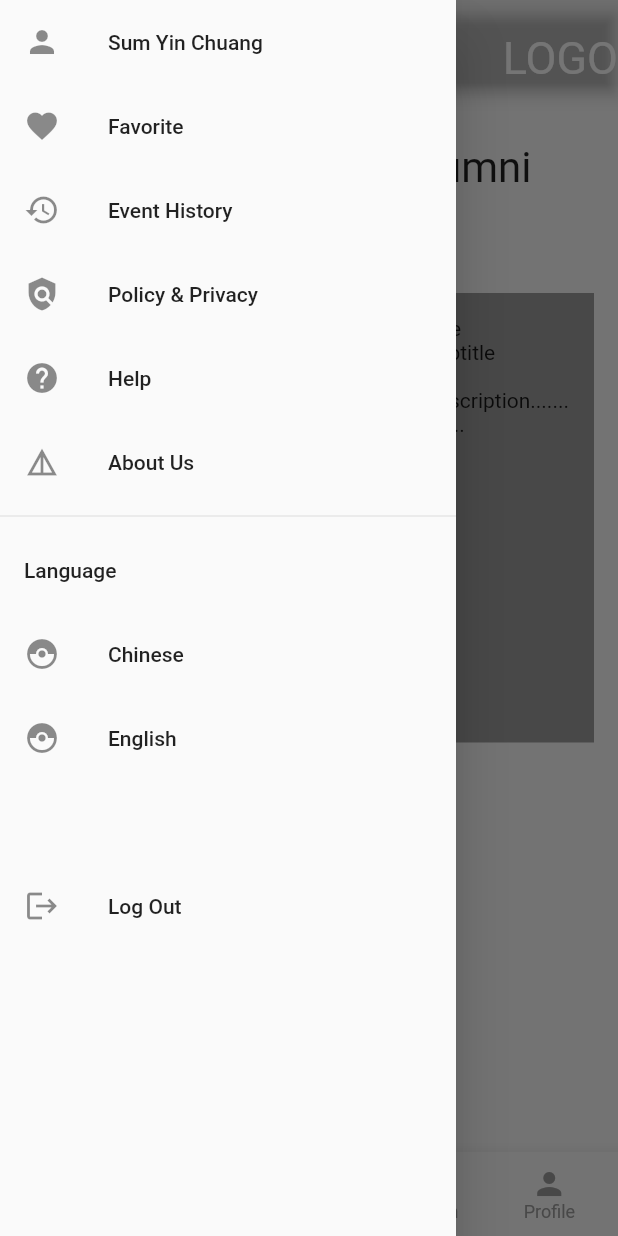
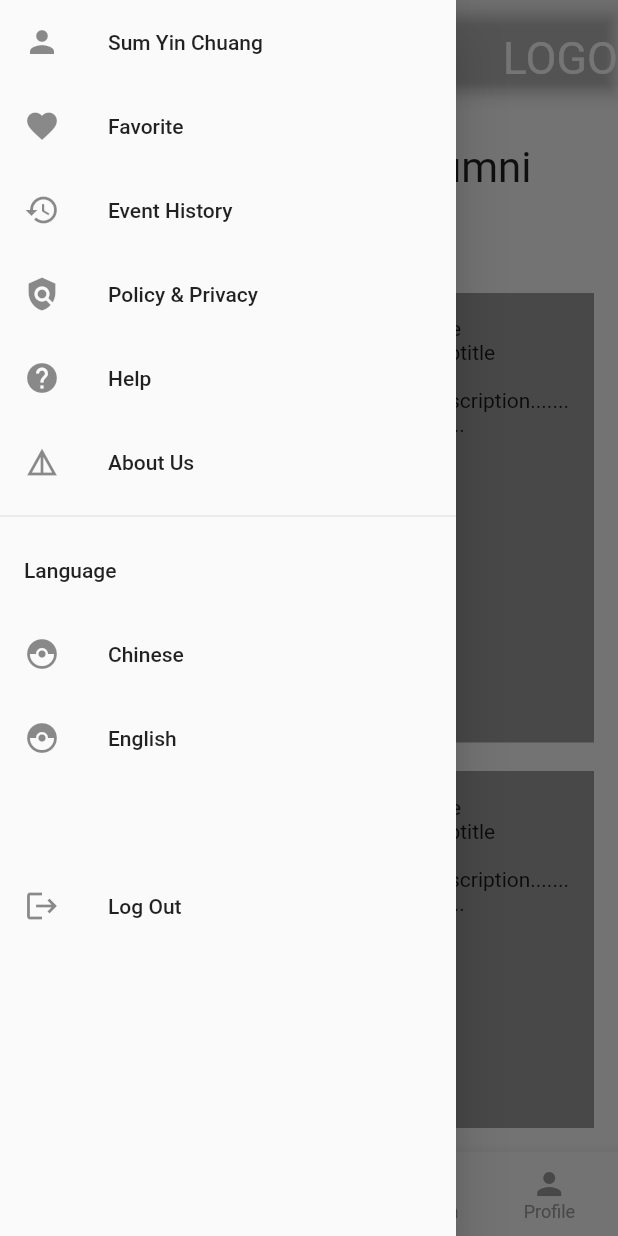
Before and after one commit to YuHuaAlumniDigital/yuhuaren-app, a Flutter app: the HomeScreen screen opened by its route, in the side drawer, after a tap on "SJKC", on a phone screen of 412 x 824 dp. Run offline on Flutter 3.47's test engine with Material 2 defaults, Android fonts, the phone set to English and light mode, and no system bars; our stand-ins replace calendar_date_picker2, flutter_otp_text_field, go_router; key blocks and very long unbroken strings in the code were emptied for the run.

Commit message:
home screen and activity screen skeleton

```diff
--- /dev/null
+++ b/lib/activity/activity.dart
@@ -0,0 +1,12 @@
+import 'package:flutter/material.dart';
+
+class ActivityScreen extends StatelessWidget {
+  const ActivityScreen({Key? key}) : super(key: key);
+
+  @override
+  Widget build(BuildContext context) {
+    return Scaffold(
+      body: Text('activity')
+    );
+  }
+}
--- /dev/null
+++ b/lib/activity/card.dart
@@ -0,0 +1,112 @@
+import 'dart:typed_data';
+
+import 'package:flutter/material.dart';
+
+class ActivityCard extends StatelessWidget {
+  final Uint8List data;
+
+  const ActivityCard({
+    super.key,
+    required this.data,
+  });
+
+  @override
+  Widget build(BuildContext context) {
+    return Container(
+      width: 250.0,
+      decoration: BoxDecoration(
+          borderRadius: BorderRadius.circular(12), color: Colors.grey),
+      child: Column(
+        children: [
+          ClipRRect(
+            borderRadius: BorderRadius.circular(12),
+            child: Image.memory(data),
+          ),
+          Padding(
+            padding: const EdgeInsets.all(8.0),
+            child: Column(
+              crossAxisAlignment: CrossAxisAlignment.start,
+              children: [
+                Padding(
+                  padding: EdgeInsets.fromLTRB(0, 0, 0, 8),
+                  child: Row(
+                    children: [
+                      Column(
+                        crossAxisAlignment: CrossAxisAlignment.start,
+                        children: [
+                          Text('title'),
+                          Text('subtitle'),
+                        ],
+                      ),
+                      Spacer(),
+                      ElevatedButton(onPressed: () {}, child: Text('SJKC'))
+                    ],
+                  ),
+                ),
+                Text('description.......\n'
+                    '.......'),
+              ],
+            ),
+          ),
+        ],
+      ),
+    );
+  }
+}
+
+class MinimizedActivityCard extends StatelessWidget {
+  final Uint8List data;
+
+  const MinimizedActivityCard({Key? key, required this.data}) : super(key: key);
+
+  @override
+  Widget build(BuildContext context) {
+    return Container(
+      // width: 250.0,
+      // height: 120,
+      constraints: BoxConstraints(maxHeight: 120, maxWidth: 250),
+      decoration: BoxDecoration(
+        borderRadius: BorderRadius.circular(12),
+        color: Colors.grey,
+      ),
+      child: Row(
+        children: [
+          Column(
+            mainAxisSize: MainAxisSize.min,
+            crossAxisAlignment: CrossAxisAlignment.start,
+            children: [
+              Text("Drawing Competition"),
+              Text('13/3/2023'),
+              Text('Sunday 10:00am'),
+              Container(
+                decoration: BoxDecoration(
+                  borderRadius: BorderRadius.circular(12),
+                  color: Colors.red,
+                ),
+                child: Padding(
+                  padding:
+                      const EdgeInsets.symmetric(vertical: 8, horizontal: 15.0),
+                  child: Text('You missed it!'),
+                ),
+              )
+            ],
+          ),
+          Container(
+            width: 110,
+            height: 130,
+            decoration: BoxDecoration(
+              borderRadius: BorderRadius.circular(12),
+              color: Colors.red,
+            ),
+            child: ClipRRect(
+                borderRadius: BorderRadius.circular(12),
+                child: Image.memory(
+                  data,
+                  fit: BoxFit.cover,
+                )),
+          ),
+        ],
+      ),
+    );
+  }
+}
--- a/lib/home/home.dart
+++ b/lib/home/home.dart
@@ -4,7 +4,8 @@ import 'package:flutter/material.dart';
 import 'package:yuhuaren_app/home/drawer.dart';
 
 import '../navigation/buttom_nav_bar.dart';
-import 'activity/filter.dart';
+import '../activity/card.dart';
+import '../activity/filter.dart';
 
 class HomeScreen extends StatelessWidget {
   const HomeScreen({Key? key}) : super(key: key);
@@ -34,8 +35,7 @@ class HomeScreen extends StatelessWidget {
       drawer: HomeDrawer(),
       body: Padding(
         padding: const EdgeInsets.all(16.0),
-        child: Column(
-          crossAxisAlignment: CrossAxisAlignment.start,
+        child: ListView(
           children: [
             Text(
               'Hi, Yin Chuang Sum',
@@ -55,43 +55,40 @@ class HomeScreen extends StatelessWidget {
               child: ListView.separated(
                   scrollDirection: Axis.horizontal,
                   itemCount: 10,
-                  itemBuilder: (BuildContext context, int index) => Container(
-                        width: 250.0,
-                        decoration: BoxDecoration(
-                            borderRadius: BorderRadius.circular(12),
-                            color: Colors.grey),
-                        child: Column(
-                          children: [
-                            Image.memory(data),
-                            Padding(
-                              padding: const EdgeInsets.all(8.0),
-                              child: Column(
-                                crossAxisAlignment: CrossAxisAlignment.start,
-                                children: [
-                                  Padding(
-                                    padding: EdgeInsets.fromLTRB(0,0,0,8),
-                                    child: Row(
-                                      children: [
-                                        Column(
-                                          crossAxisAlignment: CrossAxisAlignment.start,
-                                          children: [
-                                            Text('title'),
-                                            Text('subtitle'),
-                                          ],
-                                        ),
-                                        Spacer(),
-                                        ElevatedButton(onPressed: () {}, child: Text('SJKC'))
-                                      ],
-                                    ),
-                                  ),
-                                  Text('description.......\n'
-                                      '.......'),
-                                ],
-                              ),
-                            ),
-                          ],
-                        ),
-                      ),
+                  itemBuilder: (BuildContext context, int index) =>
+                      ActivityCard(data: data),
+                  separatorBuilder: (BuildContext context, int index) =>
+                      SizedBox(
+                        width: 10,
+                      )),
+            ),
+            Text(
+              'Joined Events',
+              style: TextStyle(fontSize: 16),
+            ),
+            Container(
+              height: 300,
+              child: ListView.separated(
+                  scrollDirection: Axis.horizontal,
+                  itemCount: 10,
+                  itemBuilder: (BuildContext context, int index) =>
+                      ActivityCard(data: data),
+                  separatorBuilder: (BuildContext context, int index) =>
+                      SizedBox(
+                        width: 10,
+                      )),
+            ),
+            Text(
+              'Past Events',
+              style: TextStyle(fontSize: 16),
+            ),
+            Container(
+              height: 130,
+              child: ListView.separated(
+                  scrollDirection: Axis.horizontal,
+                  itemCount: 10,
+                  itemBuilder: (BuildContext context, int index) =>
+                      MinimizedActivityCard(data: data),
                   separatorBuilder: (BuildContext context, int index) =>
                       SizedBox(
                         width: 10,
--- a/lib/main.dart
+++ b/lib/main.dart
@@ -10,6 +10,8 @@ import 'package:yuhuaren_app/register/register.dart';
 import 'package:yuhuaren_app/reset_password/reset_password.dart';
 import 'package:yuhuaren_app/schedule/schedule.dart';
 
+import 'activity/activity.dart';
+
 void main() {
   runApp(MultiProvider(
     providers: [
@@ -20,7 +22,7 @@ void main() {
 }
 
 final GoRouter _router = GoRouter(routes: [
-  GoRoute(path: '/', redirect: (context, state) => '/schedule'),
+  GoRoute(path: '/', redirect: (context, state) => '/login'),
   GoRoute(path: '/login', builder: (context, state) => const LoginScreen()),
   GoRoute(
       path: '/register', builder: (context, state) => const RegisterScreen()),
@@ -36,6 +38,7 @@ final GoRouter _router = GoRouter(routes: [
   GoRoute(path: '/profile', builder: (context, state) => const ProfileScreen()),
   GoRoute(path: '/notification', builder: (context, state) => const NotificationScreen()),
   GoRoute(path: '/schedule', builder: (context, state) => const ScheduleScreen()),
+  GoRoute(path: '/activity/:id', builder: (context, state) => const ActivityScreen()),
 ]);
 
 class MyApp extends StatelessWidget {
--- a/lib/schedule/schedule.dart
+++ b/lib/schedule/schedule.dart
@@ -1,6 +1,6 @@
 import 'package:calendar_date_picker2/calendar_date_picker2.dart';
 import 'package:flutter/material.dart';
-import 'package:yuhuaren_app/schedule/event.dart';
+import 'package:yuhuaren_app/activity/tile.dart';
 
 import '../navigation/buttom_nav_bar.dart';
 import 'calendar.dart';
```
Also changed, not shown: lib/activity/filter.dart (renamed from lib/home/activity/filter.dart), lib/activity/tile.dart (renamed from lib/schedule/event.dart).
